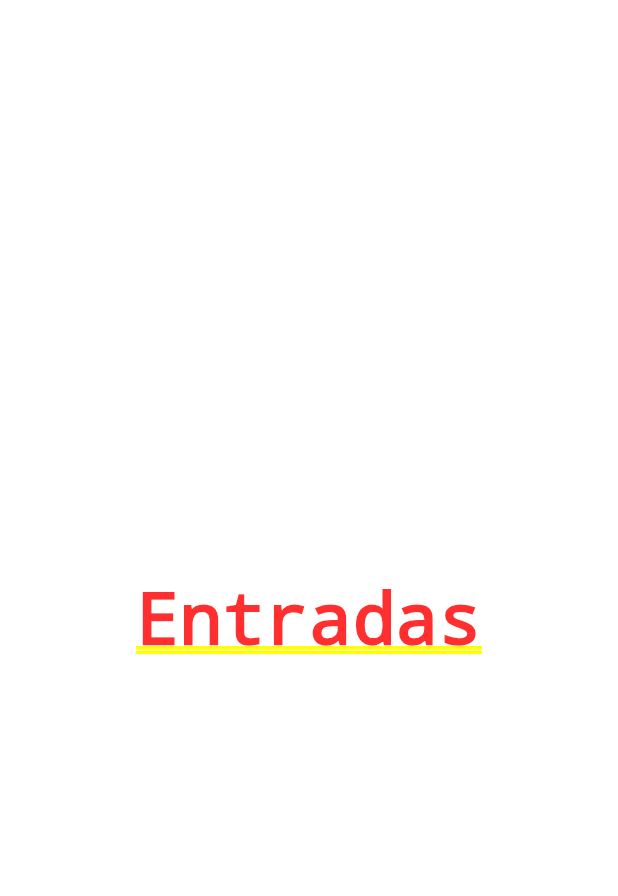
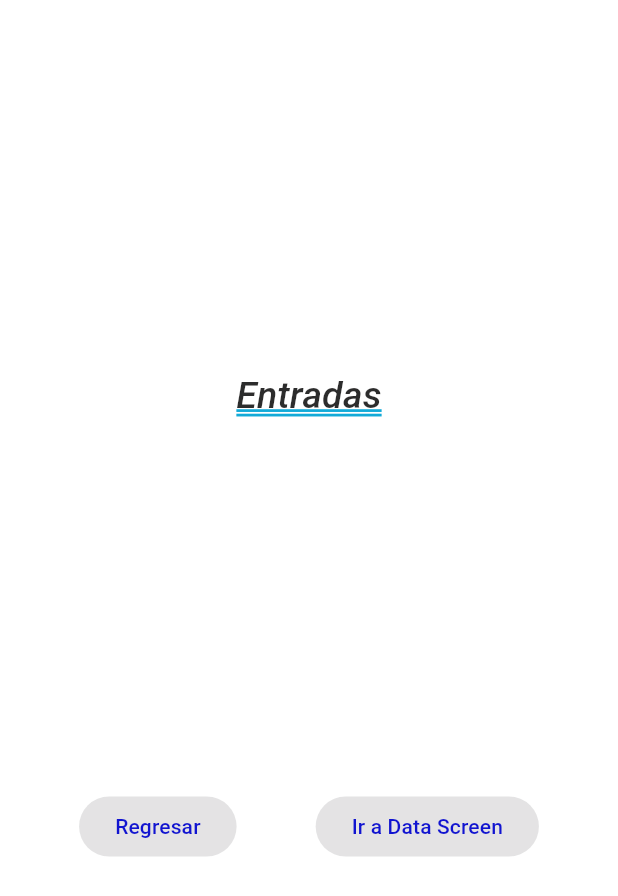
Before and after one commit to Marina-Portillo/componentes_flutter5C, a Flutter app: the screen it shows after launch, after a tap on "Entradas", on a phone screen of 412 x 824 dp. Shown: the top 896 px of the screen. Run offline on Flutter 3.47's test engine with Material 3 defaults, Android fonts, the phone set to English and light mode, and no system bars; our stand-ins replace google_fonts; Roboto replaces fonts that are missing (Abel).

Commit message:
Initial widgets on inputs Screen

```diff
--- /dev/null
+++ b/lib/screens/data_screen.dart
@@ -0,0 +1,12 @@
+import 'package:flutter/material.dart';
+
+class DataScreen extends StatelessWidget {
+  const DataScreen({super.key});
+
+  @override
+  Widget build(BuildContext context) {
+    return const Center(
+      child: Text('Data Screen'),
+      );
+  }
+}
--- a/lib/screens/inputs_screen.dart
+++ b/lib/screens/inputs_screen.dart
@@ -1,4 +1,5 @@
 import 'package:flutter/material.dart';
+import 'package:practica3/theme/app_theme.dart';
 
 class InputsScreen extends StatefulWidget {
   const InputsScreen({super.key});
@@ -10,8 +11,34 @@ class InputsScreen extends StatefulWidget {
 class _InputsScreenState extends State<InputsScreen> {
   @override
   Widget build(BuildContext context) {
-    return const Center(
-      child: Text('Entradas'),
+    return Column(
+      mainAxisAlignment: MainAxisAlignment.spaceEvenly,
+      children: [
+        Text('Entradas',
+        style: AppTheme.lightTheme.textTheme.headlineLarge,
+        ),
+        const Row(
+          mainAxisAlignment: MainAxisAlignment.spaceEvenly,
+          children: [
+            ElevatedButton(
+              onPressed: null,
+              child: Text(
+                'Regresar',
+              style: TextStyle(color: Color.fromARGB(246, 9, 12, 207)
+              ),
+              ),
+              ),
+              ElevatedButton(
+              onPressed: null,
+              child: Text(
+                'Ir a Data Screen',
+              style: TextStyle(color: Color.fromARGB(246, 9, 12, 207)
+              ),
+              ),
+              ),
+          ],
+        ),
+      ],
     );
   }
 }
```
